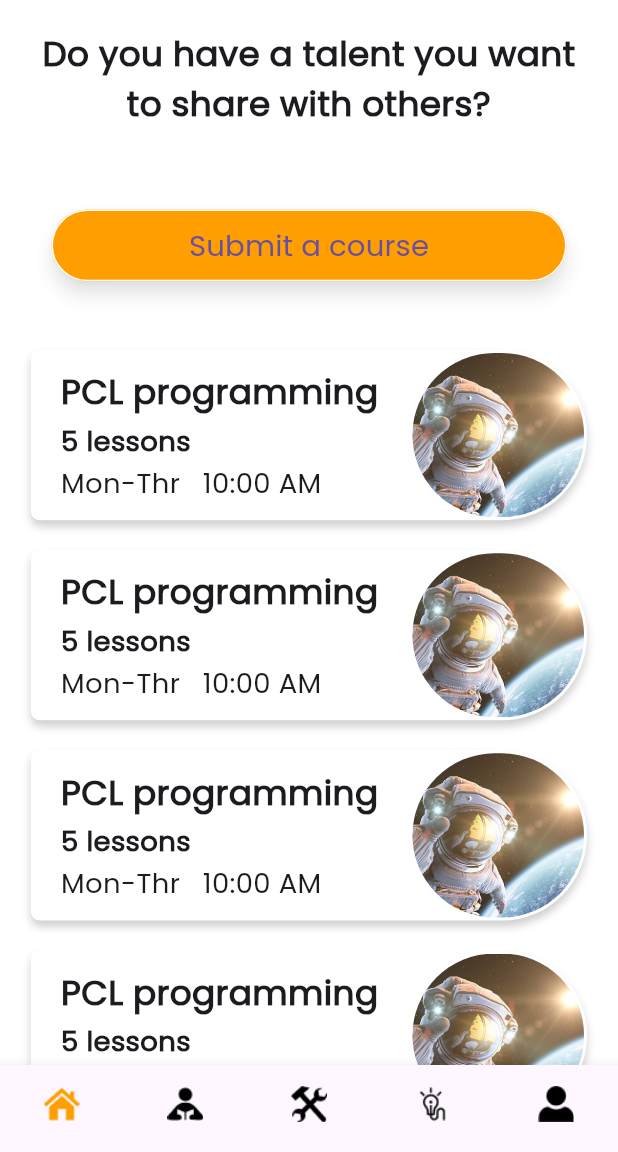
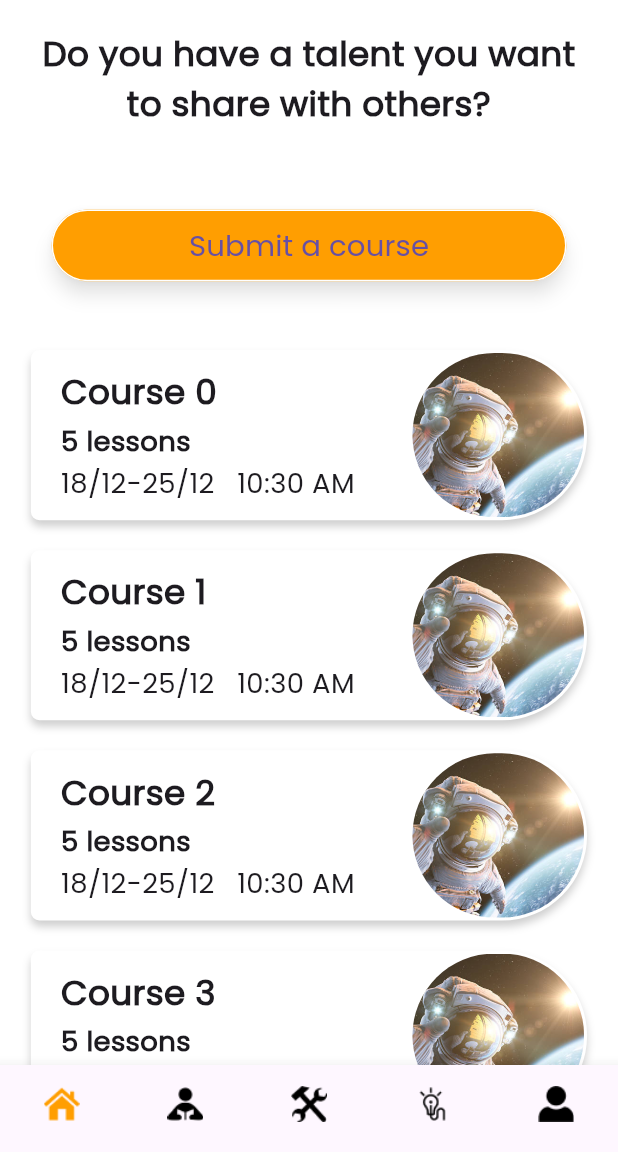
Before and after one commit to axelabbas/isc_app, a Flutter app: the screen it shows after launch, swiped to page 3, on a phone screen of 412 x 824 dp, the part 84-1236 px from its top. Run offline on Flutter 3.47's test engine with Material 3 defaults, Android fonts, the phone set to English and light mode, and no system bars; our stand-ins replace flutter_screenutil, infinite_carousel.

Commit message:
implemented courses provider

```diff
--- /dev/null
+++ b/lib/controllers/coursesProvider.dart
@@ -0,0 +1,45 @@
+import 'dart:math';
+
+import 'package:flutter/material.dart';
+import 'package:intl/intl.dart';
+import 'package:iscapp/models/CourseClass.dart';
+
+class CoursesProvider extends ChangeNotifier {
+  List<Course> _courses = [];
+
+  get getCourses => _courses;
+  set setCourses(List<Course> value) {
+    _courses = value;
+    notifyListeners();
+  }
+
+  addCourse(Course course) {
+    _courses.add(course);
+    notifyListeners();
+  }
+
+  removeCourse(Course course) {
+    _courses.remove(course);
+    notifyListeners();
+  }
+
+  //test function.
+  generateList() {
+    for (int i = 0; i < 10; i++) {
+      _courses.add(Course(
+        title: "Course $i",
+        bio:
+            "This is the bio for course $i Cillum ad fugiat sint commodo sint id tempor eiusmod qui nostrud adipisicing ex sunt. Incididunt nostrud ad do deserunt. Tempor pariatur incididunt fugiat cillum labore. Sunt id ad enim ex mollit. Sunt quis nisi consequat duis ad culpa nisi. Sunt cillum ea veniam enim veniam. Nostrud eiusmod amet aute nostrud.",
+        image: "assets/images/spaceman.jpg",
+        lessonsCount:
+            5 + Random().nextInt(10 - 5), //random int between 10 and 5
+        startDate: DateFormat('dd/MM').format(DateTime.now()),
+        completeDate:
+            DateFormat('dd/MM').format(DateTime.now().add(Duration(days: 7))),
+        time: DateFormat('hh:mm a').format(DateTime.now()),
+        points: 500,
+        requiresLaptop: false,
+      ));
+    }
+  }
+}
--- /dev/null
+++ b/lib/models/CourseClass.dart
@@ -0,0 +1,23 @@
+class Course {
+  final String title;
+  final String bio;
+  final String image;
+  final int lessonsCount;
+  final String startDate;
+  final String completeDate;
+  final String time;
+  final int points;
+  final bool requiresLaptop;
+
+  Course({
+    required this.image,
+    required this.lessonsCount,
+    required this.startDate,
+    required this.time,
+    required this.points,
+    required this.requiresLaptop,
+    required this.title,
+    required this.bio,
+    required this.completeDate,
+  });
+}
--- a/lib/views/screens/bottomNavBar.dart
+++ b/lib/views/screens/bottomNavBar.dart
@@ -1,5 +1,6 @@
 import 'package:flutter/material.dart';
 import 'package:iscapp/controllers/appBarProvider.dart';
+import 'package:iscapp/controllers/coursesProvider.dart';
 import 'package:iscapp/controllers/projectsProvider.dart';
 import 'package:iscapp/models/colorsClass.dart';
 import 'package:iscapp/views/screens/courses/coursesList.dart';
@@ -24,7 +25,9 @@ class _bottomNavState extends State<bottomNav> {
     ChangeNotifierProvider(
         create: (context) => ProjectsProvider(),
         child: studentProjectsScreen()),
-    coursesScreen(),
+    ChangeNotifierProvider(
+        create: (context) => CoursesProvider(),
+        child: coursesScreen(),),
     LabScreen(),
     profileScreen(),
   ];
--- a/lib/views/screens/courses/coursesList.dart
+++ b/lib/views/screens/courses/coursesList.dart
@@ -1,6 +1,8 @@
 import 'package:flutter/material.dart';
 import 'package:flutter_screenutil/flutter_screenutil.dart';
+import 'package:iscapp/controllers/coursesProvider.dart';
 import 'package:iscapp/controllers/labOptionsProvider.dart';
+import 'package:iscapp/models/CourseClass.dart';
 import 'package:iscapp/views/screens/courses/newCourse.dart';
 import 'package:iscapp/views/widgets/generalWidgets/mainButton.dart';
 import 'package:iscapp/views/widgets/workshopsWidgets.dart/courseWidget.dart';
@@ -21,7 +23,9 @@ class _coursesScreenState extends State<coursesScreen>
   @override
   Widget build(BuildContext context) {
     super.build(context);
-
+    context.read<CoursesProvider>().generateList();
+    List<Course> coursesList =
+        context.read<CoursesProvider>().getCourses;
     return SingleChildScrollView(
       child: Padding(
         padding: EdgeInsets.symmetric(
@@ -56,10 +60,10 @@ class _coursesScreenState extends State<coursesScreen>
             ListView.builder(
               shrinkWrap: true,
               physics: NeverScrollableScrollPhysics(),
-              itemCount: 5, // Replace with your actual item count
+              itemCount: coursesList.length, // Replace with your actual item count
               itemBuilder: (context, index) {
                 return courseWidget(
-                    context, "PCL programming", 5, "Mon", "Thr", "10:00 AM");
+                    context, coursesList[index]);
               },
             ),
           ],
--- a/lib/views/widgets/workshopsWidgets.dart/courseWidget.dart
+++ b/lib/views/widgets/workshopsWidgets.dart/courseWidget.dart
@@ -1,12 +1,13 @@
 import 'package:flutter/material.dart';
 import 'package:flutter_screenutil/flutter_screenutil.dart';
+import 'package:iscapp/models/CourseClass.dart';
 import 'package:iscapp/views/screens/courses/courseDetails.dart';
 
-courseWidget(context, title, lessonCount, startDay, endDay, time) {
+courseWidget(context, Course course) {
   return InkWell(
     onTap: () {
       Navigator.push(context,
-          MaterialPageRoute(builder: (context) => courseDetailsScreen()));
+          MaterialPageRoute(builder: (context) => courseDetailsScreen(currentCourse: course,)));
     },
     child: Container(
       height: 95.h,
@@ -38,13 +39,13 @@ courseWidget(context, title, lessonCount, startDay, endDay, time) {
               mainAxisAlignment: MainAxisAlignment.spaceEvenly,
               crossAxisAlignment: CrossAxisAlignment.start,
               children: [
-                Text(title,
+                Text(course.title,
                     overflow: TextOverflow.ellipsis,
                     style: TextStyle(
                         fontSize: 20.sp, fontWeight: FontWeight.bold)),
                 Text(
                   overflow: TextOverflow.ellipsis,
-                  "$lessonCount lessons",
+                  "${course.lessonsCount} lessons",
                   style:
                       TextStyle(fontWeight: FontWeight.w600, fontSize: 16.sp),
                 ),
@@ -52,7 +53,7 @@ courseWidget(context, title, lessonCount, startDay, endDay, time) {
                   children: [
                     Text(
                       overflow: TextOverflow.ellipsis,
-                      "$startDay-$endDay",
+                      "${course.startDate}-${course.completeDate}",
                       style: TextStyle(fontSize: 16.sp),
                     ),
                     SizedBox(
@@ -60,7 +61,7 @@ courseWidget(context, title, lessonCount, startDay, endDay, time) {
                     ),
                     Text(
                       overflow: TextOverflow.ellipsis,
-                      "$time",
+                      "${course.time}",
                       style: TextStyle(fontSize: 16.sp),
                     ),
                   ],
```
Also changed, not shown: lib/views/screens/courses/courseDetails.dart (+16 -15 lines).
